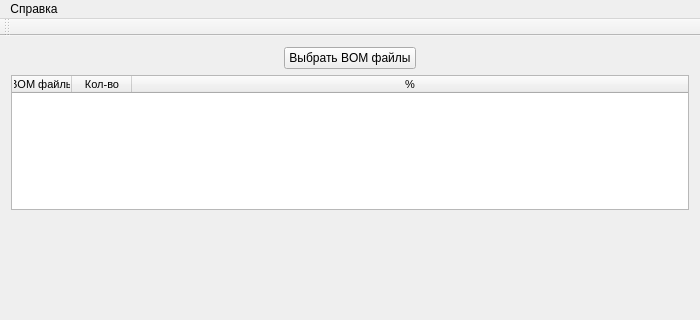
Above: mainwindow.ui from pivleonid/gpAll_v2 before the change; both pictures show x 0 to 700 and y 0 to 320 of the 700 by 500 pixel window. Below: the same form after it.
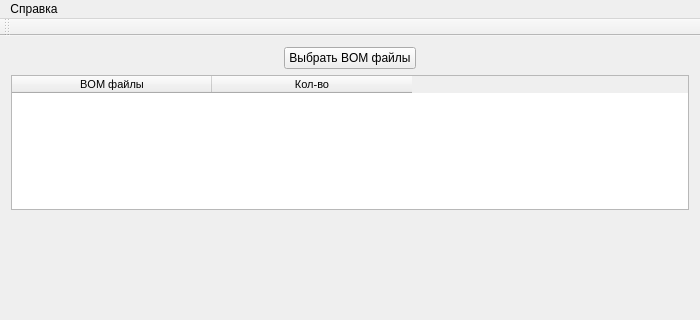
That is the form after the change.

What changed in the file:
```diff
--- a/mainwindow.ui
+++ b/mainwindow.ui
@@ -102,6 +102,9 @@
       <property name="midLineWidth">
        <number>0</number>
       </property>
+      <property name="horizontalScrollBarPolicy">
+       <enum>Qt::ScrollBarAsNeeded</enum>
+      </property>
       <property name="sizeAdjustPolicy">
        <enum>QAbstractScrollArea::AdjustToContents</enum>
       </property>
@@ -115,19 +118,19 @@
        <number>0</number>
       </property>
       <property name="columnCount">
-       <number>3</number>
+       <number>2</number>
       </property>
       <attribute name="horizontalHeaderVisible">
        <bool>true</bool>
       </attribute>
       <attribute name="horizontalHeaderDefaultSectionSize">
-       <number>60</number>
+       <number>200</number>
       </attribute>
       <attribute name="horizontalHeaderMinimumSectionSize">
-       <number>60</number>
+       <number>10</number>
       </attribute>
       <attribute name="horizontalHeaderStretchLastSection">
-       <bool>true</bool>
+       <bool>false</bool>
       </attribute>
       <attribute name="verticalHeaderVisible">
        <bool>false</bool>
@@ -148,11 +151,6 @@
         <string>Кол-во</string>
        </property>
       </column>
-      <column>
-       <property name="text">
-        <string>%</string>
-       </property>
-      </column>
      </widget>
     </item>
     <item row="5" column="0" colspan="3">
```
